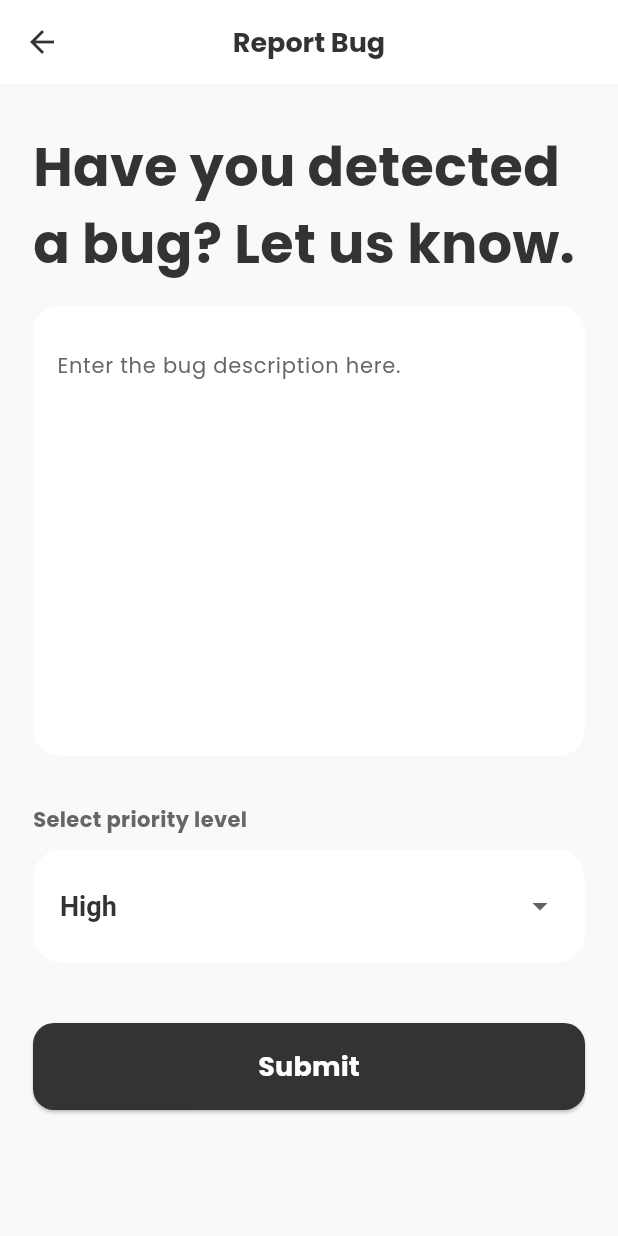
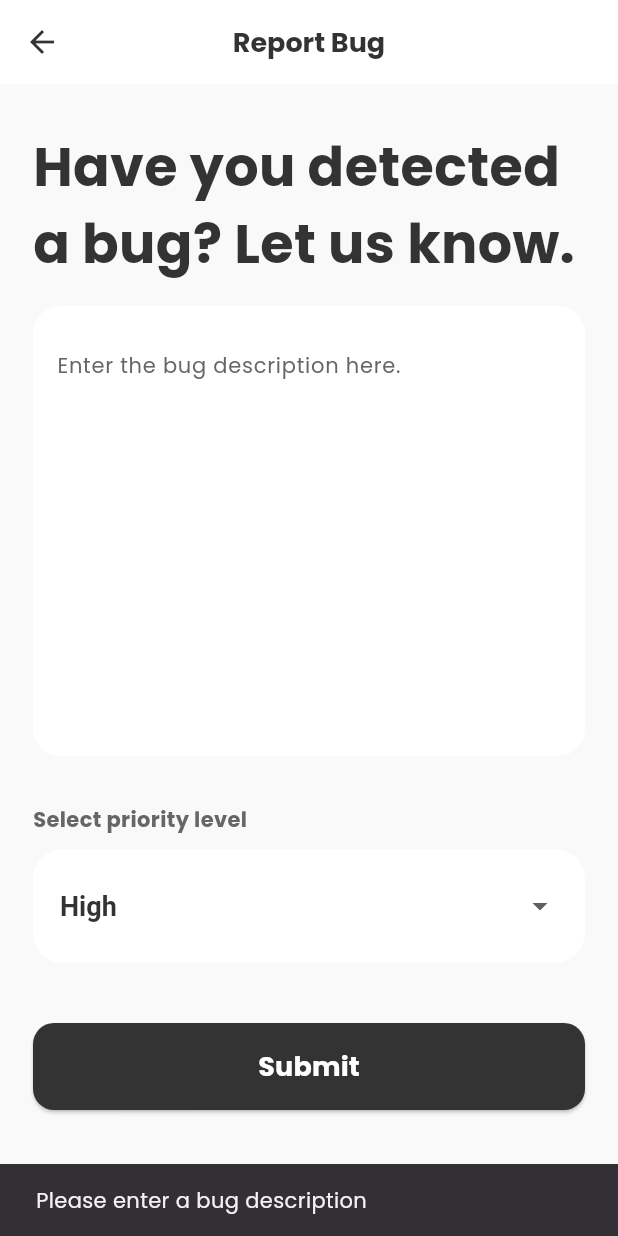
Before and after one commit to taha-kahya/cs310-group11, a Flutter app: the ReportBugPage screen opened by its route, after a tap on "Submit", on a phone screen of 412 x 824 dp. Run offline on Flutter 3.47's test engine with Material 3 defaults, Android fonts, the phone set to English and light mode, and no system bars; our stand-ins replace cloud_firestore, firebase_auth, firebase_core, shared_preferences; accounts and stored records are empty; network calls fail.

Commit message:
feat: connect report bug page to Firestore

```diff
--- a/lib/pages/reportBug/report_bug_page.dart
+++ b/lib/pages/reportBug/report_bug_page.dart
@@ -1,6 +1,10 @@
 import 'package:flutter/material.dart';
+import 'package:firebase_auth/firebase_auth.dart';
+
 import 'package:locai/utils/colors.dart';
 import 'package:locai/utils/text_styles.dart';
+import 'package:locai/models/bug_report.dart';
+import 'package:locai/repositories/bug_reports_repository.dart';
 
 class ReportBugPage extends StatefulWidget {
   const ReportBugPage({super.key});
@@ -12,20 +16,59 @@ class ReportBugPage extends StatefulWidget {
 class _ReportBugPageState extends State<ReportBugPage> {
   final TextEditingController _bugCtrl = TextEditingController();
   String _priority = "High";
+  bool _isSubmitting = false;
+
+  Future<void> _submitBug() async {
+    if (_bugCtrl.text.trim().isEmpty) {
+      ScaffoldMessenger.of(context).showSnackBar(
+        const SnackBar(content: Text('Please enter a bug description')),
+      );
+      return;
+    }
+
+    setState(() {
+      _isSubmitting = true;
+    });
+
+    try {
+      final uid = FirebaseAuth.instance.currentUser!.uid;
+
+      final bug = BugReport(
+        id: '',
+        description: _bugCtrl.text.trim(),
+        priority: _priority,
+        createdBy: uid,
+        createdAt: DateTime.now(),
+      );
+
+      await BugReportsRepository().submitBugReport(bug);
+
+      ScaffoldMessenger.of(context).showSnackBar(
+        const SnackBar(content: Text('Bug report submitted successfully')),
+      );
+
+      Navigator.pop(context);
+    } catch (e) {
+      ScaffoldMessenger.of(context).showSnackBar(
+        const SnackBar(content: Text('Failed to submit bug report')),
+      );
+    } finally {
+      setState(() {
+        _isSubmitting = false;
+      });
+    }
+  }
 
   @override
   Widget build(BuildContext context) {
     return Scaffold(
       backgroundColor: AppColors.background,
-
       appBar: AppBar(
         backgroundColor: AppColors.surface,
         elevation: 0,
         leading: IconButton(
           icon: Icon(Icons.arrow_back, color: AppColors.primary),
-          onPressed: () {
-            Navigator.pop(context);
-          },
+          onPressed: () => Navigator.pop(context),
         ),
         centerTitle: true,
         title: Text(
@@ -35,7 +78,6 @@ class _ReportBugPageState extends State<ReportBugPage> {
           ),
         ),
       ),
-
       body: SingleChildScrollView(
         padding: const EdgeInsets.symmetric(horizontal: 22),
         child: Column(
@@ -62,6 +104,7 @@ class _ReportBugPageState extends State<ReportBugPage> {
               padding: const EdgeInsets.all(16),
               child: TextField(
                 controller: _bugCtrl,
+                maxLines: null,
                 style: AppTextStyles.body.copyWith(
                   color: AppColors.primary,
                 ),
@@ -100,16 +143,11 @@ class _ReportBugPageState extends State<ReportBugPage> {
                   style: AppTextStyles.subheading.copyWith(
                     color: AppColors.primary,
                   ),
-                  items: [
-                    "Low",
-                    "Medium",
-                    "High",
-                  ].map((level) {
-                    return DropdownMenuItem(
-                      value: level,
-                      child: Text(level),
-                    );
-                  }).toList(),
+                  items: const [
+                    DropdownMenuItem(value: "Low", child: Text("Low")),
+                    DropdownMenuItem(value: "Medium", child: Text("Medium")),
+                    DropdownMenuItem(value: "High", child: Text("High")),
+                  ],
                   onChanged: (value) {
                     setState(() {
                       _priority = value!;
@@ -121,10 +159,10 @@ class _ReportBugPageState extends State<ReportBugPage> {
 
             const SizedBox(height: 40),
 
-            Container(
+            SizedBox(
               width: double.infinity,
               child: ElevatedButton(
-                onPressed: () {},
+                onPressed: _isSubmitting ? null : _submitBug,
                 style: ElevatedButton.styleFrom(
                   backgroundColor: AppColors.primary,
                   padding: const EdgeInsets.symmetric(vertical: 16),
@@ -132,7 +170,9 @@ class _ReportBugPageState extends State<ReportBugPage> {
                     borderRadius: BorderRadius.circular(14),
                   ),
                 ),
-                child: Text(
+                child: _isSubmitting
+                    ? const CircularProgressIndicator(color: Colors.white)
+                    : Text(
                   "Submit",
                   style: AppTextStyles.subheading.copyWith(
                     color: AppColors.surface,
```
